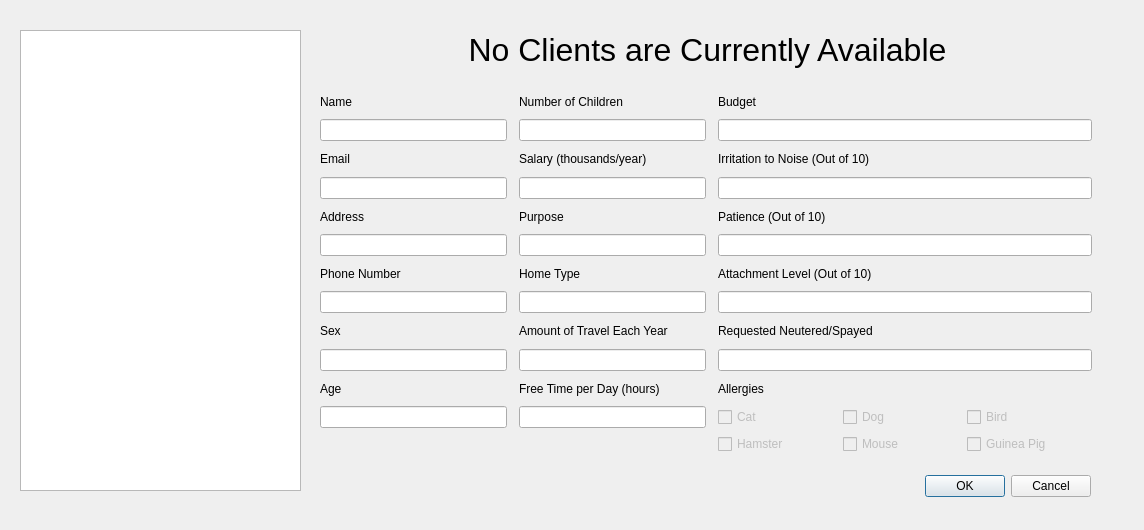
Before: the Qt Designer form cuACS/viewprofile.ui in cameronhawtin/Animal-Farm-cuACS, drawn with Qt 5.
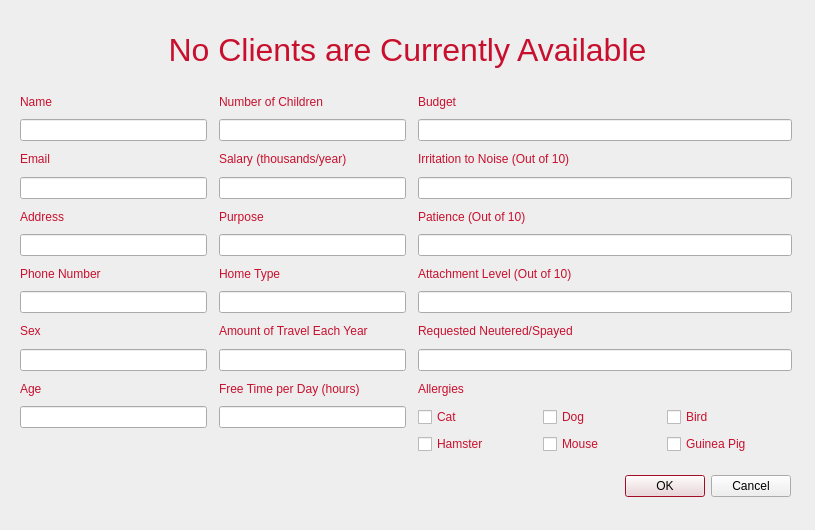
After: the same form once the commit is applied.

Commit message: viewprofile is complete, also fixed issue where address and phone number were flipped

What changed in the file:
```diff
--- a/cuACS/viewprofile.ui
+++ b/cuACS/viewprofile.ui
@@ -6,17 +6,216 @@
    <rect>
     <x>0</x>
     <y>0</y>
-    <width>1144</width>
+    <width>815</width>
     <height>530</height>
    </rect>
   </property>
+  <property name="palette">
+   <palette>
+    <active>
+     <colorrole role="WindowText">
+      <brush brushstyle="SolidPattern">
+       <color alpha="255">
+        <red>200</red>
+        <green>16</green>
+        <blue>46</blue>
+       </color>
+      </brush>
+     </colorrole>
+     <colorrole role="Text">
+      <brush brushstyle="SolidPattern">
+       <color alpha="255">
+        <red>0</red>
+        <green>0</green>
+        <blue>0</blue>
+       </color>
+      </brush>
+     </colorrole>
+     <colorrole role="ButtonText">
+      <brush brushstyle="SolidPattern">
+       <color alpha="255">
+        <red>0</red>
+        <green>0</green>
+        <blue>0</blue>
+       </color>
+      </brush>
+     </colorrole>
+     <colorrole role="Base">
+      <brush brushstyle="SolidPattern">
+       <color alpha="255">
+        <red>255</red>
+        <green>255</green>
+        <blue>255</blue>
+       </color>
+      </brush>
+     </colorrole>
+     <colorrole role="Window">
+      <brush brushstyle="SolidPattern">
+       <color alpha="255">
+        <red>238</red>
+        <green>238</green>
+        <blue>238</blue>
+       </color>
+      </brush>
+     </colorrole>
+     <colorrole role="Highlight">
+      <brush brushstyle="SolidPattern">
+       <color alpha="255">
+        <red>200</red>
+        <green>16</green>
+        <blue>46</blue>
+       </color>
+      </brush>
+     </colorrole>
+     <colorrole role="PlaceholderText">
+      <brush brushstyle="SolidPattern">
+       <color alpha="128">
+        <red>0</red>
+        <green>0</green>
+        <blue>0</blue>
+       </color>
+      </brush>
+     </colorrole>
+    </active>
+    <inactive>
+     <colorrole role="WindowText">
+      <brush brushstyle="SolidPattern">
+       <color alpha="255">
+        <red>200</red>
+        <green>16</green>
+        <blue>46</blue>
+       </color>
+      </brush>
+     </colorrole>
+     <colorrole role="Text">
+      <brush brushstyle="SolidPattern">
+       <color alpha="255">
+        <red>0</red>
+        <green>0</green>
+        <blue>0</blue>
+       </color>
+      </brush>
+     </colorrole>
+     <colorrole role="ButtonText">
+      <brush brushstyle="SolidPattern">
+       <color alpha="255">
+        <red>0</red>
+        <green>0</green>
+        <blue>0</blue>
+       </color>
+      </brush>
+     </colorrole>
+     <colorrole role="Base">
+      <brush brushstyle="SolidPattern">
+       <color alpha="255">
+        <red>255</red>
+        <green>255</green>
+        <blue>255</blue>
+       </color>
+      </brush>
+     </colorrole>
+     <colorrole role="Window">
+      <brush brushstyle="SolidPattern">
+       <color alpha="255">
+        <red>238</red>
+        <green>238</green>
+        <blue>238</blue>
+       </color>
+      </brush>
+     </colorrole>
+     <colorrole role="Highlight">
+      <brush brushstyle="SolidPattern">
+       <color alpha="255">
+        <red>200</red>
+        <green>16</green>
+        <blue>46</blue>
+       </color>
+      </brush>
+     </colorrole>
+     <colorrole role="PlaceholderText">
+      <brush brushstyle="SolidPattern">
+       <color alpha="128">
+        <red>0</red>
+        <green>0</green>
+        <blue>0</blue>
+       </color>
+      </brush>
+     </colorrole>
+    </inactive>
+    <disabled>
+     <colorrole role="WindowText">
+      <brush brushstyle="SolidPattern">
+       <color alpha="255">
+        <red>200</red>
+        <green>16</green>
+        <blue>46</blue>
+       </color>
+      </brush>
+     </colorrole>
+     <colorrole role="Text">
+      <brush brushstyle="SolidPattern">
+       <color alpha="255">
+        <red>0</red>
+        <green>0</green>
+        <blue>0</blue>
+       </color>
+      </brush>
+     </colorrole>
+     <colorrole role="ButtonText">
+      <brush brushstyle="SolidPattern">
+       <color alpha="255">
+        <red>0</red>
+        <green>0</green>
+        <blue>0</blue>
+       </color>
+      </brush>
+     </colorrole>
+     <colorrole role="Base">
+      <brush brushstyle="SolidPattern">
+       <color alpha="255">
+        <red>255</red>
+        <green>255</green>
+        <blue>255</blue>
+       </color>
+      </brush>
+     </colorrole>
+     <colorrole role="Window">
+      <brush brushstyle="SolidPattern">
+       <color alpha="255">
+        <red>238</red>
+        <green>238</green>
+        <blue>238</blue>
+       </color>
+      </brush>
+     </colorrole>
+     <colorrole role="Highlight">
+      <brush brushstyle="SolidPattern">
+       <color alpha="255">
+        <red>145</red>
+        <green>145</green>
+        <blue>145</blue>
+       </color>
+      </brush>
+     </colorrole>
+     <colorrole role="PlaceholderText">
+      <brush brushstyle="SolidPattern">
+       <color alpha="128">
+        <red>0</red>
+        <green>0</green>
+        <blue>0</blue>
+       </color>
+      </brush>
+     </colorrole>
+    </disabled>
+   </palette>
+  </property>
   <property name="windowTitle">
    <string>Dialog</string>
   </property>
   <widget class="QDialogButtonBox" name="buttonBox">
    <property name="geometry">
     <rect>
-     <x>750</x>
+     <x>450</x>
      <y>470</y>
      <width>341</width>
      <height>32</height>
@@ -32,7 +231,7 @@
   <widget class="QWidget" name="horizontalLayoutWidget">
    <property name="geometry">
     <rect>
-     <x>322</x>
+     <x>22</x>
      <y>20</y>
      <width>771</width>
      <height>61</height>
@@ -59,7 +258,7 @@
   <widget class="QWidget" name="gridLayoutWidget">
    <property name="geometry">
     <rect>
-     <x>320</x>
+     <x>20</x>
      <y>90</y>
      <width>772</width>
      <height>364</height>
@@ -386,16 +585,6 @@
     </item>
    </layout>
   </widget>
-  <widget class="QListWidget" name="viewClientsListWidget">
-   <property name="geometry">
-    <rect>
-     <x>20</x>
-     <y>30</y>
-     <width>281</width>
-     <height>461</height>
-    </rect>
-   </property>
-  </widget>
  </widget>
  <resources/>
  <connections/>
```
Left out of the diff: 83 changed lines with no effect on the pictures. The commit also changes 6 other files.
